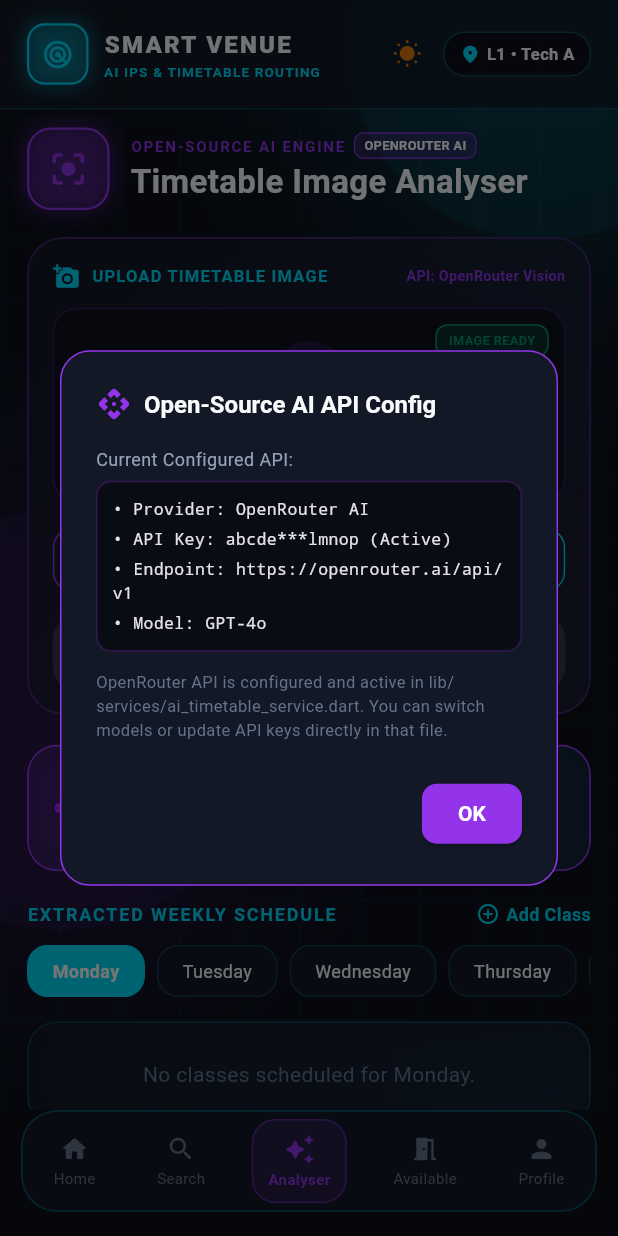
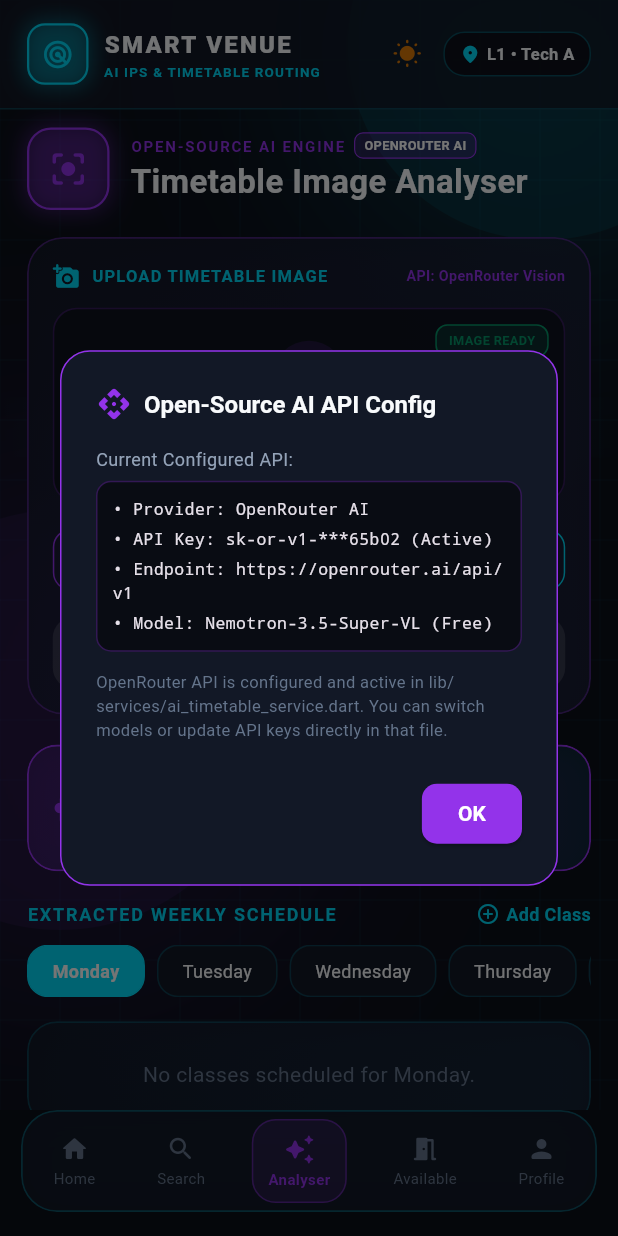
Before and after one commit to Rudrakshh-hh/smartvenueapp, a Flutter app: the MainNavigationShell screen opened directly, item 3 of the bottom bar chosen, after a tap on "OPENROUTER AI", on a phone screen of 412 x 824 dp. Run offline on Flutter 3.47's test engine with Material 3 defaults, Android fonts, the phone set to English and light mode, and no system bars; our stand-ins replace image_picker.

Commit message:
OS implementation

```diff
--- a/lib/models/venue.dart
+++ b/lib/models/venue.dart
@@ -34,5 +34,66 @@
 
   int get availableSeats => capacity - occupiedSeats;
 
-  static List<Venue> sampleVenues = const [];
+  static List<Venue> sampleVenues = const [
+    Venue(
+      id: "v_001",
+      code: "LH-201",
+      name: "Main Lecture Hall",
+      building: "Innovation Hub",
+      level: 2,
+      category: "Lecture Hall",
+      isOccupied: false,
+      currentActivity: "Vacant - Open for Study",
+      capacity: 150,
+      occupiedSeats: 0,
+      distanceMeters: 45.5,
+      tags: ["AC", "Projector", "Smart Board", "Mic"],
+      imdfRoomId: "room_lh_201",
+    ),
+    Venue(
+      id: "v_002",
+      code: "CL-105",
+      name: "Advanced Computer Lab",
+      building: "Tech Annex",
+      level: 1,
+      category: "Computer Lab",
+      isOccupied: false,
+      currentActivity: "Vacant",
+      capacity: 40,
+      occupiedSeats: 0,
+      distanceMeters: 120.0,
+      tags: ["AC", "High-End PCs", "Linux", "Dual Monitors"],
+      imdfRoomId: "room_cl_105",
+    ),
+    Venue(
+      id: "v_003",
+      code: "SP-301",
+      name: "Quiet Study Pod A",
+      building: "Central Library",
+      level: 3,
+      category: "Study Pod",
+      isOccupied: false,
+      currentActivity: "Vacant",
+      capacity: 1, // Classic Binary Semaphore case
+      occupiedSeats: 0,
+      distanceMeters: 15.0,
+      tags: ["AC", "Power Sockets", "Soundproof", "Whiteboard"],
+      imdfRoomId: "room_sp_301",
+    ),
+    Venue(
+      id: "v_004",
+      code: "SH-400",
+      name: "Executive Seminar Hall",
+      building: "Business Block",
+      level: 4,
+      category: "Seminar Hall",
+      isOccupied: true,
+      currentActivity: "Faculty Meeting",
+      capacity: 30,
+      occupiedSeats: 30, // Currently full
+      distanceMeters: 300.0,
+      tags: ["AC", "Video Conferencing", "Catering Setup"],
+      imdfRoomId: "room_sh_400",
+    ),
+  ];
 }
--- a/lib/screens/analyser/timetable_analyser_screen.dart
+++ b/lib/screens/analyser/timetable_analyser_screen.dart
@@ -267,7 +267,7 @@
                   ),
                   SizedBox(height: 4),
                   Text(
-                    '• API Key: abcde***lmnop (Active)',
+                    '• API Key: sk-or-v1-***65b02 (Active)',
                     style: TextStyle(fontFamily: 'monospace', fontSize: 11),
                   ),
                   SizedBox(height: 4),
@@ -277,7 +277,7 @@
                   ),
                   SizedBox(height: 4),
                   Text(
-                    '• Model: GPT-4o',
+                    '• Model: Nemotron-3.5-Super-VL (Free)',
                     style: TextStyle(fontFamily: 'monospace', fontSize: 11),
                   ),
                 ],
@@ -640,7 +640,7 @@
                               ),
                             ),
                             Text(
-                              'Target Model: GPT-4o (OpenRouter)',
+                              'Target Model: Nemotron-3.5-Super-VL (OpenRouter)',
                               style: TextStyle(
                                 color: AppTheme.textMuted(isDark),
                                 fontSize: 10,
--- a/lib/screens/available/available_venues_screen.dart
+++ b/lib/screens/available/available_venues_screen.dart
@@ -2,6 +2,7 @@
 import 'package:provider/provider.dart';
 
 import '../../providers/app_state.dart';
+import '../../services/booking_service.dart';
 import '../../theme/app_theme.dart';
 import '../../widgets/glass_container.dart';
 import '../../widgets/navigation_modal.dart';
@@ -176,6 +177,66 @@
     );
   }
 
+  void _handleBooking(BuildContext context, Venue venue) async {
+    // Show a loading indicator
+    showDialog(
+      context: context,
+      barrierDismissible: false,
+      builder: (context) => const Center(child: CircularProgressIndicator()),
+    );
+
+    try {
+      final monitor = BookingOSMonitor();
+
+      // Ensure capacity is registered in the OS monitor
+      // Normally this happens on app load, but we do it here for safety
+      monitor.registerVenueCapacity(venue.id, venue.capacity);
+
+      // Create an OS Process for the booking request
+      final process = BookingProcess(
+        userId: "USER_${DateTime.now().millisecondsSinceEpoch}", // Simulate unique user ID
+        venueId: venue.id,
+        timeSlot: DateTime.now(), // Real app would let user pick time
+      );
+
+      // Await OS-level FCFS mutex assignment
+      bool success = await monitor.requestBooking(process);
+
+      // Hide loading
+      if (context.mounted) Navigator.pop(context);
+
+      if (!context.mounted) return;
+
+      if (success) {
+        ScaffoldMessenger.of(context).showSnackBar(
+          SnackBar(
+            content: Text('Success: Venue ${venue.code} booked via FCFS Mutex!'),
+            backgroundColor: Colors.green,
+            behavior: SnackBarBehavior.floating,
+          ),
+        );
+      } else {
+        ScaffoldMessenger.of(context).showSnackBar(
+          SnackBar(
+            content: Text('Failed: Venue ${venue.code} reached capacity.'),
+            backgroundColor: Colors.red,
+            behavior: SnackBarBehavior.floating,
+          ),
+        );
+      }
+    } catch (e) {
+      if (context.mounted) Navigator.pop(context);
+      if (context.mounted) {
+        ScaffoldMessenger.of(context).showSnackBar(
+          SnackBar(
+            content: Text('OS Exception: $e'),
+            backgroundColor: Colors.red,
+          ),
+        );
+      }
+    }
+  }
+
   Widget _buildVacantVenueCard(
     BuildContext context,
     AppState appState,
@@ -340,8 +401,39 @@
           const SizedBox(height: 14),
 
           // Claim / Navigate Now Button
-          SizedBox(
-            width: double.infinity,
+          Row(
+            children: [
+              Expanded(
+                child: SizedBox(
+                  height: 44,
+                  child: ElevatedButton.icon(
+                    onPressed: () => _handleBooking(context, venue),
+                    icon: const Icon(
+                      Icons.book_online_rounded,
+                      color: Colors.white,
+                      size: 18,
+                    ),
+                    label: const Text(
+                      'BOOK NOW',
+                      style: TextStyle(
+                        color: Colors.white,
+                        fontWeight: FontWeight.bold,
+                        fontSize: 12,
+                        letterSpacing: 0.5,
+                      ),
+                    ),
+                    style: ElevatedButton.styleFrom(
+                      backgroundColor: AppTheme.blue(isDark),
+                      shape: RoundedRectangleBorder(
+                        borderRadius: BorderRadius.circular(12),
+                      ),
+                    ),
+                  ),
+                ),
+              ),
+              const SizedBox(width: 8),
+              Expanded(
+                child: SizedBox(
                   height: 44,
                   child: ElevatedButton.icon(
                     onPressed: () {
@@ -359,7 +451,7 @@
                       size: 18,
                     ),
                     label: const Text(
-                'NAVIGATE TO VACANT VENUE NOW',
+                      'NAVIGATE',
                       style: TextStyle(
                         color: Colors.white,
                         fontWeight: FontWeight.bold,
@@ -375,6 +467,9 @@
                     ),
                   ),
                 ),
+              ),
+            ],
+          ),
         ],
       ),
     );
--- a/lib/services/ai_timetable_service.dart
+++ b/lib/services/ai_timetable_service.dart
@@ -27,7 +27,7 @@
 /// to extract timing, day, subject, and venue from timetable images and schedule classes automatically.
 class AiTimetableService {
   // Configurable OpenRouter API Parameters
-  static const String apiKey = "abcdefghijklmnop";
+  static const String apiKey = "xyz";
   static const String apiEndpoint =
       "https://openrouter.ai/api/v1/chat/completions";
   static const String modelName =
```
Also changed, not shown: lib/services/booking_service.dart (added, +235 -0 lines), lib/services/booking_simulator.dart (added, +20 -0 lines), lib/widgets/navigation_modal.dart (+10 -2 lines). Lines whose indentation alone changed are shown as unchanged.
